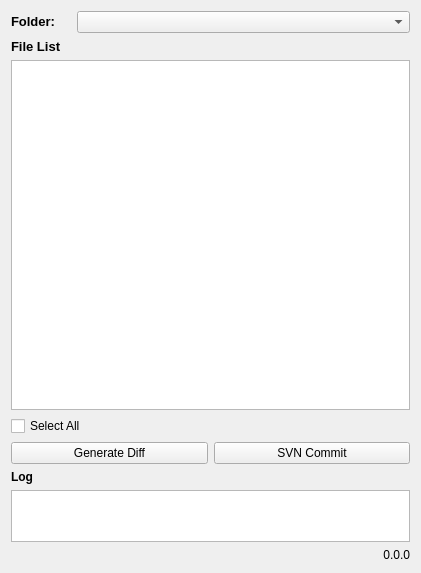
This is diff_gui/mainwindow.ui in stlfatboy/diff_gui as Qt 5 draws it before an edit. The edited form follows.
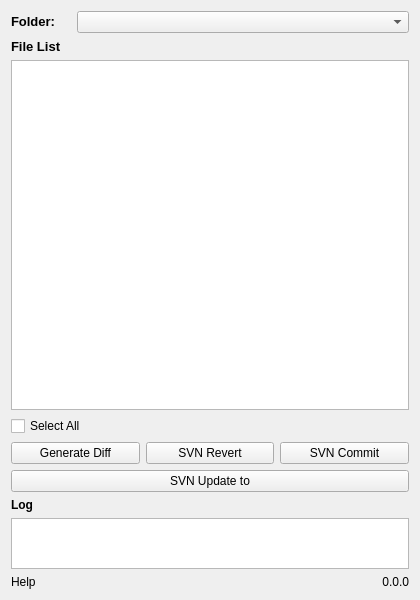
This is the edited form. Icons and pictures are not drawn.

Commit message: 增加执行成功后刷新 增加help doc链接 修改bat文件格式

```diff
--- a/diff_gui/mainwindow.ui
+++ b/diff_gui/mainwindow.ui
@@ -9,8 +9,8 @@
    <rect>
     <x>0</x>
     <y>0</y>
-    <width>421</width>
-    <height>573</height>
+    <width>420</width>
+    <height>600</height>
    </rect>
   </property>
   <property name="contextMenuPolicy">
@@ -37,60 +37,6 @@
     <property name="sizeConstraint">
      <enum>QLayout::SetDefaultConstraint</enum>
     </property>
-    <item row="13" column="0">
-     <widget class="QLabel" name="label_version">
-      <property name="layoutDirection">
-       <enum>Qt::LeftToRight</enum>
-      </property>
-      <property name="text">
-       <string>0.0.0</string>
-      </property>
-      <property name="alignment">
-       <set>Qt::AlignRight|Qt::AlignTrailing|Qt::AlignVCenter</set>
-      </property>
-      <property name="textInteractionFlags">
-       <set>Qt::LinksAccessibleByMouse|Qt::TextSelectableByMouse</set>
-      </property>
-     </widget>
-    </item>
-    <item row="0" column="0">
-     <layout class="QHBoxLayout" name="horizontalLayout_2">
-      <item>
-       <widget class="QLabel" name="label_4">
-        <property name="maximumSize">
-         <size>
-          <width>60</width>
-          <height>16777215</height>
-         </size>
-        </property>
-        <property name="text">
-         <string>&lt;html&gt;&lt;head/&gt;&lt;body&gt;&lt;p&gt;&lt;span style=&quot; font-size:10pt; font-weight:600;&quot;&gt;Folder:&lt;/span&gt;&lt;/p&gt;&lt;/body&gt;&lt;/html&gt;</string>
-        </property>
-       </widget>
-      </item>
-      <item>
-       <widget class="QComboBox" name="comboBox"/>
-      </item>
-     </layout>
-    </item>
-    <item row="6" column="0">
-     <layout class="QHBoxLayout" name="horizontalLayout">
-      <item>
-       <widget class="QPushButton" name="pushButton_gen_diff">
-        <property name="text">
-         <string>Generate Diff</string>
-        </property>
-       </widget>
-      </item>
-      <item>
-       <widget class="QPushButton" name="pushButton_svn_ci">
-        <property name="text">
-         <string>SVN Commit</string>
-        </property>
-       </widget>
-      </item>
-     </layout>
-    </item>
     <item row="5" column="0">
      <widget class="QCheckBox" name="checkBox">
       <property name="text">
@@ -108,7 +54,32 @@
       </property>
      </widget>
     </item>
-    <item row="11" column="0">
+    <item row="9" column="0">
+     <layout class="QHBoxLayout" name="horizontalLayout">
+      <item>
+       <widget class="QPushButton" name="pushButton_gen_diff">
+        <property name="text">
+         <string>Generate Diff</string>
+        </property>
+       </widget>
+      </item>
+      <item>
+       <widget class="QPushButton" name="pushButton_svn_re">
+        <property name="text">
+         <string>SVN Revert</string>
+        </property>
+       </widget>
+      </item>
+      <item>
+       <widget class="QPushButton" name="pushButton_svn_ci">
+        <property name="text">
+         <string>SVN Commit</string>
+        </property>
+       </widget>
+      </item>
+     </layout>
+    </item>
+    <item row="14" column="0">
      <widget class="QPlainTextEdit" name="LogText">
       <property name="sizePolicy">
        <sizepolicy hsizetype="Preferred" vsizetype="Preferred">
@@ -130,7 +101,7 @@
       </property>
      </widget>
     </item>
-    <item row="9" column="0">
+    <item row="12" column="0">
      <widget class="QLabel" name="label_3">
       <property name="text">
        <string>&lt;html&gt;&lt;head/&gt;&lt;body&gt;&lt;p&gt;&lt;span style=&quot; font-weight:600;&quot;&gt;Log&lt;/span&gt;&lt;/p&gt;&lt;/body&gt;&lt;/html&gt;</string>
@@ -156,6 +127,67 @@
       </property>
      </widget>
     </item>
+    <item row="10" column="0">
+     <layout class="QHBoxLayout" name="horizontalLayout_3">
+      <item>
+       <widget class="QPushButton" name="pushButton_svn_up">
+        <property name="text">
+         <string>SVN Update to</string>
+        </property>
+       </widget>
+      </item>
+     </layout>
+    </item>
+    <item row="0" column="0">
+     <layout class="QHBoxLayout" name="horizontalLayout_2">
+      <item>
+       <widget class="QLabel" name="label_4">
+        <property name="maximumSize">
+         <size>
+          <width>60</width>
+          <height>16777215</height>
+         </size>
+        </property>
+        <property name="text">
+         <string>&lt;html&gt;&lt;head/&gt;&lt;body&gt;&lt;p&gt;&lt;span style=&quot; font-size:10pt; font-weight:600;&quot;&gt;Folder:&lt;/span&gt;&lt;/p&gt;&lt;/body&gt;&lt;/html&gt;</string>
+        </property>
+       </widget>
+      </item>
+      <item>
+       <widget class="QComboBox" name="comboBox"/>
+      </item>
+     </layout>
+    </item>
+    <item row="15" column="0">
+     <layout class="QHBoxLayout" name="horizontalLayout_4">
+      <item>
+       <widget class="QLabel" name="label_help">
+        <property name="text">
+         <string notr="true">Help</string>
+        </property>
+        <property name="textFormat">
+         <enum>Qt::AutoText</enum>
+        </property>
+       </widget>
+      </item>
+      <item>
+       <widget class="QLabel" name="label_version">
+        <property name="layoutDirection">
+         <enum>Qt::LeftToRight</enum>
+        </property>
+        <property name="text">
+         <string>0.0.0</string>
+        </property>
+        <property name="alignment">
+         <set>Qt::AlignRight|Qt::AlignTrailing|Qt::AlignVCenter</set>
+        </property>
+        <property name="textInteractionFlags">
+         <set>Qt::LinksAccessibleByMouse|Qt::TextSelectableByMouse</set>
+        </property>
+       </widget>
+      </item>
+     </layout>
+    </item>
    </layout>
    <zorder>Filelistwidget</zorder>
    <zorder>LogText</zorder>
```
Left out of the diff: 42 changed lines with no effect on the pictures. The commit also changes 4 other files.
